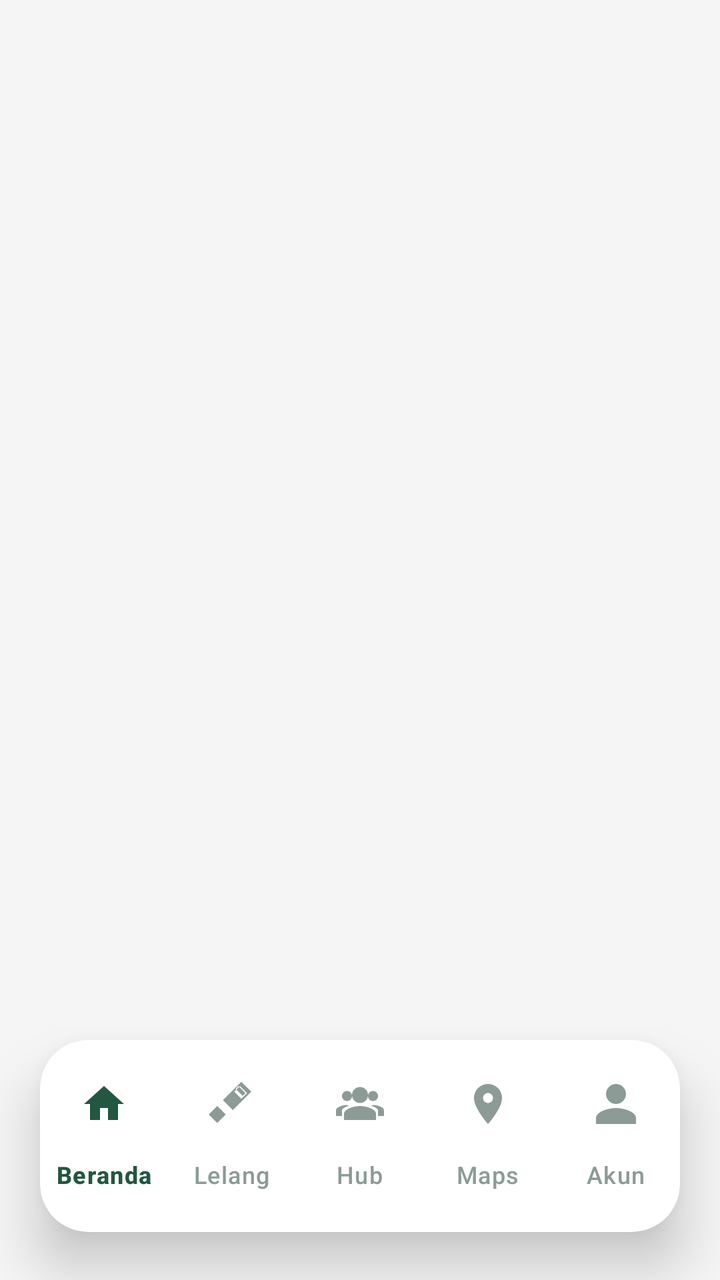
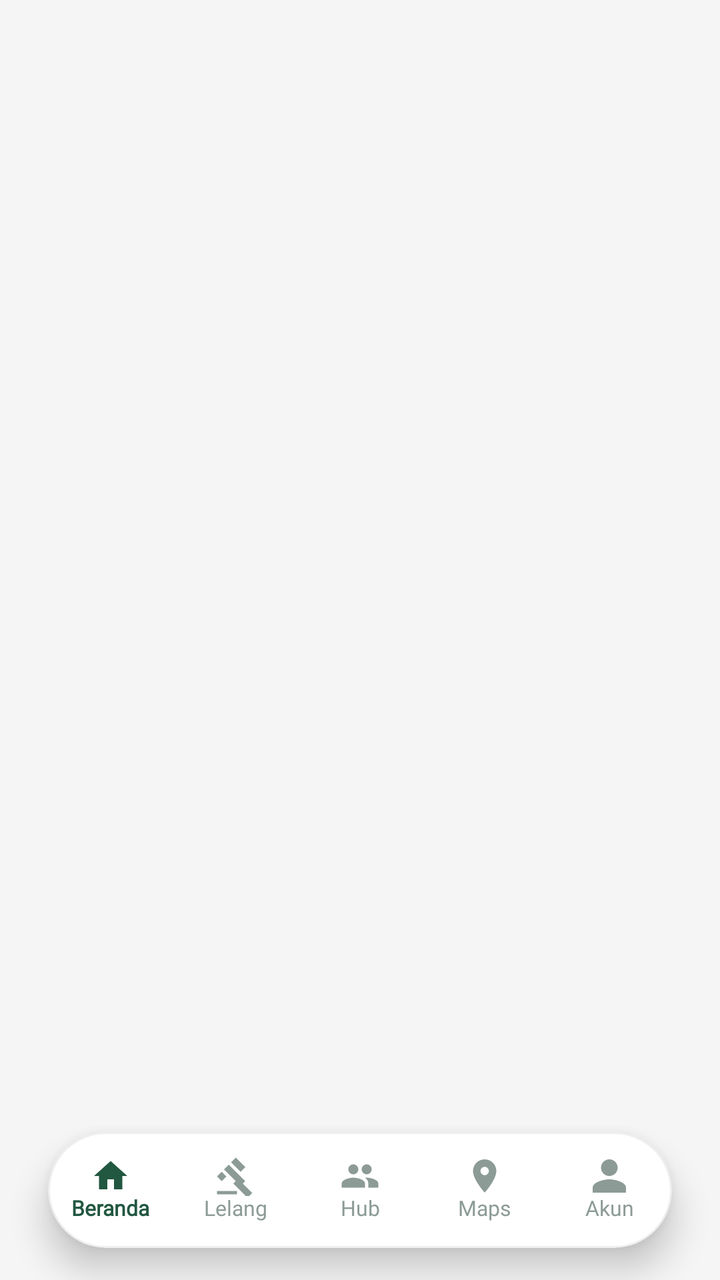

The first picture is an Android layout as it rendered before a commit; the second is the same layout after the commit. The layout source and the unified diff follow.
<!-- AndroidManifest.xml: application theme Theme.GuppyMarketIDN -->
<!-- res/layout/activity_main.xml -->
<?xml version="1.0" encoding="utf-8"?>
<RelativeLayout
    xmlns:android="http://schemas.android.com/apk/res/android"
    xmlns:app="http://schemas.android.com/apk/res-auto"
    xmlns:tools="http://schemas.android.com/tools"
    android:id="@+id/main"
    android:layout_width="match_parent"
    android:layout_height="match_parent"
    android:background="#F5F5F5"
    tools:context=".MainActivity">

    
    <FrameLayout
        android:id="@+id/navhost"
        android:layout_width="match_parent"
        android:layout_height="match_parent" />

    <com.google.android.material.card.MaterialCardView
        android:id="@+id/cardBottomNav"
        android:layout_width="match_parent"
        android:layout_height="wrap_content"
        android:layout_alignParentBottom="true"
        android:layout_marginHorizontal="20dp"
        android:layout_marginBottom="24dp"
        app:cardCornerRadius="24dp"
        app:cardElevation="16dp"
        app:cardBackgroundColor="@color/white"
        app:strokeWidth="0dp">

        <com.google.android.material.bottomnavigation.BottomNavigationView
            android:id="@+id/nav_view"
            android:layout_width="match_parent"
            android:layout_height="wrap_content"
            android:background="@android:color/transparent"
            app:elevation="0dp"
            app:menu="@menu/menu"
            app:itemIconTint="@color/bottom_nav_color"
            app:itemTextColor="@color/bottom_nav_color"
            app:itemRippleColor="@color/guppy_primary_light"
            app:itemActiveIndicatorStyle="@style/App.BottomNavigationView.ActiveIndicator"
            app:labelVisibilityMode="labeled"
            android:paddingTop="8dp"
            android:paddingBottom="8dp"/>

    </com.google.android.material.card.MaterialCardView>

</RelativeLayout>
<!-- resources referenced by this layout -->
<resources>
  <color name="guppy_primary_light">#E7F3EE</color>
  <color name="white">#FFFFFFFF</color>
  <style name="App.BottomNavigationView.ActiveIndicator" parent="Widget.Material3.BottomNavigationView.ActiveIndicator">
          <item name="android:color">@android:color/transparent</item>
      </style>
  <style name="Theme.GuppyMarketIDN" parent="Base.Theme.GuppyMarketIDN" />
  <style name="Base.Theme.GuppyMarketIDN" parent="Theme.Material3.Light.NoActionBar">
          <item name="colorPrimary">@color/guppy_primary</item>
          <item name="colorOnPrimary">@color/white</item>
          <item name="android:textColorPrimary">@color/guppy_text_black</item>
          <item name="android:textColorSecondary">@color/guppy_text_gray</item>
          <item name="android:windowBackground">@color/guppy_background</item>
      </style>
  <color name="guppy_primary">#225741</color>
  <color name="guppy_text_black">#1C1C1C</color>
  <color name="guppy_text_gray">#757575</color>
  <color name="guppy_background">#F7F7F7</color>
</resources>

<!-- the commit's change to res/layout/activity_main.xml (unified diff, before → after) -->
@@ -15,32 +15,35 @@
         android:layout_width="match_parent"
         android:layout_height="match_parent" />
 
+    
     <com.google.android.material.card.MaterialCardView
         android:id="@+id/cardBottomNav"
         android:layout_width="match_parent"
         android:layout_height="wrap_content"
         android:layout_alignParentBottom="true"
-        android:layout_marginHorizontal="20dp"
-        android:layout_marginBottom="24dp"
-        app:cardCornerRadius="24dp"
-        app:cardElevation="16dp"
+        android:layout_marginHorizontal="24dp"
+        android:layout_marginBottom="16dp"
+        app:cardCornerRadius="30dp"
+        app:cardElevation="10dp"
         app:cardBackgroundColor="@color/white"
-        app:strokeWidth="0dp">
+        app:strokeWidth="1dp"
+        app:strokeColor="#10000000">
 
         <com.google.android.material.bottomnavigation.BottomNavigationView
             android:id="@+id/nav_view"
             android:layout_width="match_parent"
-            android:layout_height="wrap_content"
+            android:layout_height="58dp"
             android:background="@android:color/transparent"
             app:elevation="0dp"
             app:menu="@menu/menu"
+            app:itemIconSize="20dp"
             app:itemIconTint="@color/bottom_nav_color"
             app:itemTextColor="@color/bottom_nav_color"
             app:itemRippleColor="@color/guppy_primary_light"
             app:itemActiveIndicatorStyle="@style/App.BottomNavigationView.ActiveIndicator"
-            app:labelVisibilityMode="labeled"
-            android:paddingTop="8dp"
-            android:paddingBottom="8dp"/>
+            app:itemTextAppearanceActive="@style/NavTextActive"
+            app:itemTextAppearanceInactive="@style/NavTextInactive"
+            app:labelVisibilityMode="labeled"/>
 
     </com.google.android.material.card.MaterialCardView>
 
<!-- resource entries referenced after the edit -->
@@ -4,6 +4,14 @@
   <color name="white">#FFFFFFFF</color>
   <style name="App.BottomNavigationView.ActiveIndicator" parent="Widget.Material3.BottomNavigationView.ActiveIndicator">
           <item name="android:color">@android:color/transparent</item>
+      </style>
+  <style name="NavTextActive">
+          <item name="android:textSize">10.5sp</item>
+          <item name="android:fontFamily">@font/inter_bold</item>
+      </style>
+  <style name="NavTextInactive">
+          <item name="android:textSize">10.5sp</item>
+          <item name="android:fontFamily">@font/inter_medium</item>
       </style>
   <style name="Theme.GuppyMarketIDN" parent="Base.Theme.GuppyMarketIDN" />
   <style name="Base.Theme.GuppyMarketIDN" parent="Theme.Material3.Light.NoActionBar">
